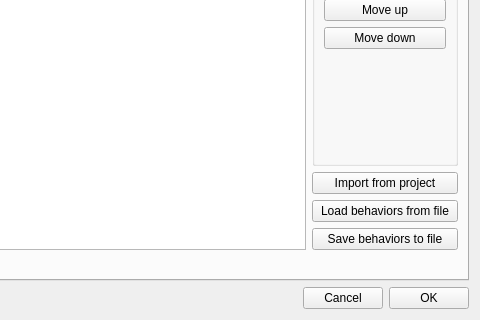
Before: the Qt Designer form project.ui in olivierfriard/BORIS, drawn with Qt 5; both pictures show x 349 to 829 and y 242 to 562 of the 829 by 562 pixel window.
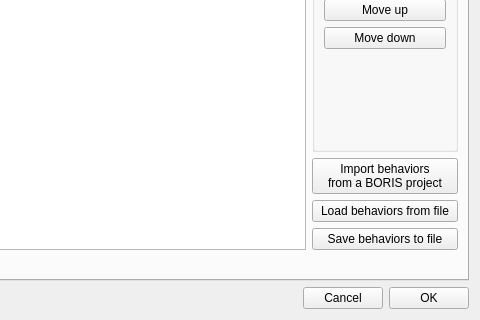
After: the same form once the commit is applied. The open tabs and pages were chosen to show the change.

Patch:
```diff
--- a/project.ui
+++ b/project.ui
@@ -413,7 +413,8 @@
                <item>
                 <widget class="QPushButton" name="pbImportBehaviorsFromProject">
                  <property name="text">
-                  <string>Import from project</string>
+                  <string>Import behaviors
+from a BORIS project</string>
                  </property>
                 </widget>
                </item>
```
Left out of the diff: 22 changed lines with no effect on the pictures.
